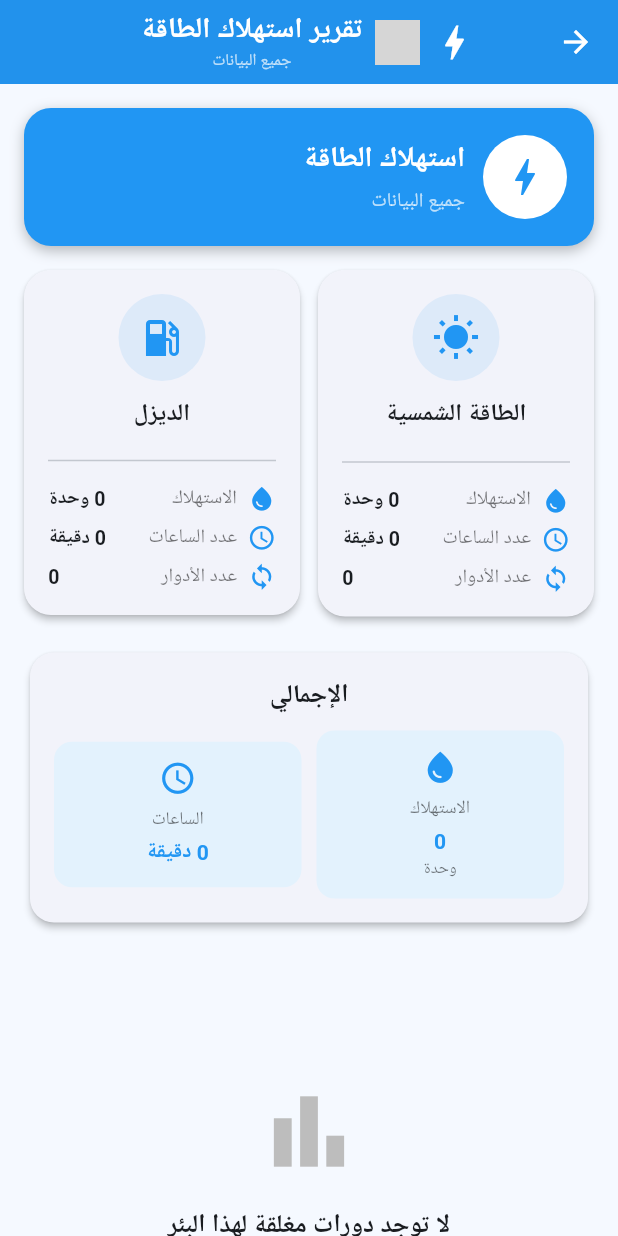
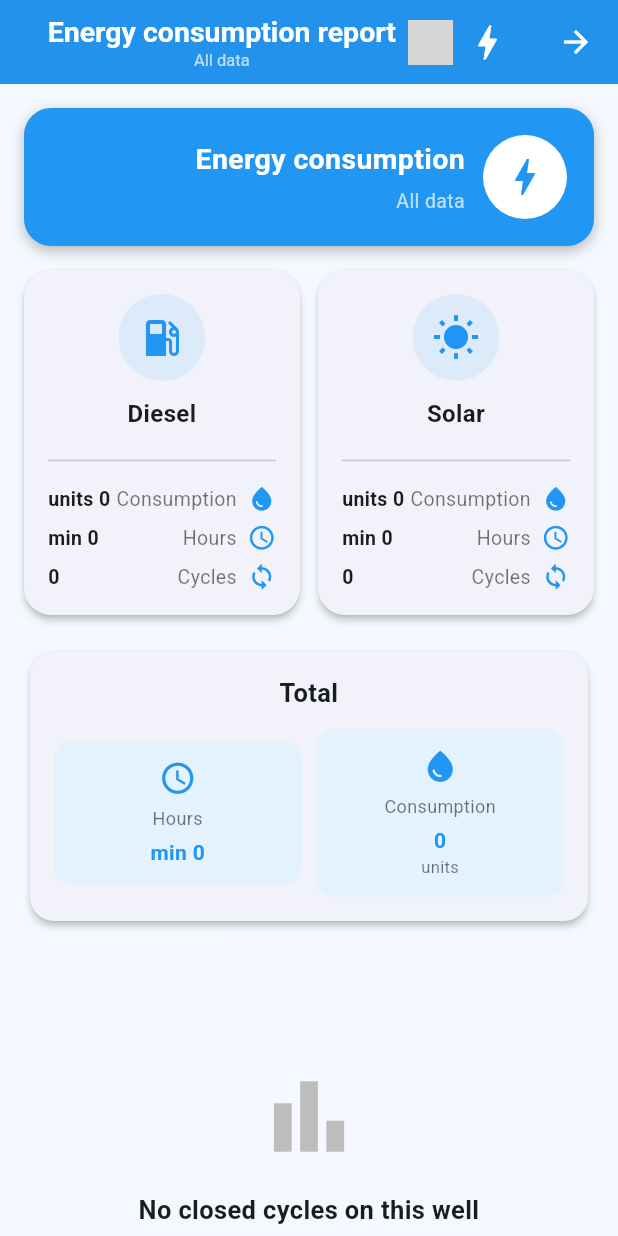
Before and after one commit to jamaly1882/my_water, a Flutter app: the EnergyConsumptionReportScreen screen opened directly, on a phone screen of 412 x 824 dp. Run offline on Flutter 3.47's test engine with Material 3 defaults, Android fonts, the light colour scheme and no system bars; our stand-ins replace cloud_firestore, firebase_auth, firebase_core, image_cropper, image_picker; missing offline and left inert: dart:html, dart:js_util, google_mlkit_text_recognition; accounts and stored records are empty; grey boxes are pictures that could not be loaded.

Commit message:
feat(i18n): English for the energy consumption screens
- energy_consumption_report_screen (24 strings) and
  energy_consumption_details_screen (22 strings): headers, duration labels,
  cycle details, empty states, retry
- canonical energy labels move from 'طاقة شمسية'/'ديزل' to 'Solar'/'Diesel'
  in both the producer and the icon comparison, so behaviour is unchanged

Kept on purpose: the Arabic matching aliases (شمس/ديزل/مولد), the alef/teh
normalisation map and the Firestore status check ('مغلق').
Verified: zero syntax errors.

Co-authored-by: arena-agent <297053741+arena-agent@users.noreply.github.com>

```diff
--- a/lib/screens/energy_consumption_details_screen.dart
+++ b/lib/screens/energy_consumption_details_screen.dart
@@ -98,18 +98,18 @@ class EnergyConsumptionDetailsScreen extends StatelessWidget {
       if (text.contains('شمس') ||
           text.contains('solar') ||
           text.contains('sun')) {
-        return 'طاقة شمسية';
+        return 'Solar';
       }
 
       if (text.contains('ديزل') ||
           text.contains('diesel') ||
           text.contains('مولد') ||
           text.contains('generator')) {
-        return 'ديزل';
+        return 'Diesel';
       }
     }
 
-    return 'غير محدد';
+    return 'Not set';
   }
 
   // ============================================================
@@ -294,7 +294,7 @@ class EnergyConsumptionDetailsScreen extends StatelessWidget {
     Duration duration,
   ) {
     if (duration.isNegative) {
-      return '0 دقيقة';
+      return '0 min';
     }
 
     final days = duration.inDays;
@@ -302,14 +302,14 @@ class EnergyConsumptionDetailsScreen extends StatelessWidget {
     final minutes = duration.inMinutes % 60;
 
     if (days > 0) {
-      return '$days يوم و $hours ساعة';
+      return '$days d $hours h';
     }
 
     if (hours > 0) {
-      return '$hours ساعة و $minutes دقيقة';
+      return '$hours h $minutes min';
     }
 
-    return '$minutes دقيقة';
+    return '$minutes min';
   }
 
   // ============================================================
@@ -348,11 +348,11 @@ class EnergyConsumptionDetailsScreen extends StatelessWidget {
   IconData getEnergyIcon(
     String energyType,
   ) {
-    if (energyType == 'طاقة شمسية') {
+    if (energyType == 'Solar') {
       return Icons.wb_sunny;
     }
 
-    if (energyType == 'ديزل') {
+    if (energyType == 'Diesel') {
       return Icons.local_gas_station;
     }
 
@@ -483,7 +483,7 @@ class EnergyConsumptionDetailsScreen extends StatelessWidget {
                             .start,
                     children: [
                       Text(
-                        'الدورة رقم ${getCycleNumber(cycle)}',
+                        'Cycle no. ${getCycleNumber(cycle)}',
                         style:
                             const TextStyle(
                           fontSize: 17,
@@ -523,7 +523,7 @@ class EnergyConsumptionDetailsScreen extends StatelessWidget {
             buildInfoRow(
               icon:
                   Icons.person_outline,
-              title: 'العميل',
+              title: 'Subscriber',
               value:
                   getCustomerName(
                 cycle,
@@ -532,7 +532,7 @@ class EnergyConsumptionDetailsScreen extends StatelessWidget {
 
             buildInfoRow(
               icon: Icons.speed,
-              title: 'القراءة السابقة',
+              title: 'Previous reading',
               value:
                   getPreviousReading(
                 cycle,
@@ -542,7 +542,7 @@ class EnergyConsumptionDetailsScreen extends StatelessWidget {
             buildInfoRow(
               icon:
                   Icons.speed_outlined,
-              title: 'القراءة الحالية',
+              title: 'Current reading',
               value:
                   getCurrentReading(
                 cycle,
@@ -552,7 +552,7 @@ class EnergyConsumptionDetailsScreen extends StatelessWidget {
             buildInfoRow(
               icon:
                   Icons.water_drop_outlined,
-              title: 'الاستهلاك',
+              title: 'Consumption',
               value:
                   formatNumber(
                 consumption,
@@ -561,7 +561,7 @@ class EnergyConsumptionDetailsScreen extends StatelessWidget {
 
             buildInfoRow(
               icon: Icons.timelapse,
-              title: 'مدة الدورة',
+              title: 'Cycle duration',
               value:
                   formatDuration(
                 duration,
@@ -571,7 +571,7 @@ class EnergyConsumptionDetailsScreen extends StatelessWidget {
             buildInfoRow(
               icon:
                   Icons.play_arrow_outlined,
-              title: 'بداية الدورة',
+              title: 'Cycle start',
               value:
                   formatDate(
                 startDate,
@@ -581,7 +581,7 @@ class EnergyConsumptionDetailsScreen extends StatelessWidget {
             buildInfoRow(
               icon:
                   Icons.stop_outlined,
-              title: 'نهاية الدورة',
+              title: 'Cycle end',
               value:
                   formatDate(
                 endDate,
@@ -621,7 +621,7 @@ class EnergyConsumptionDetailsScreen extends StatelessWidget {
                   ),
                   SizedBox(width: 7),
                   Text(
-                    'الدورة مغلقة',
+                    'Cycle closed',
                     style: TextStyle(
                       color: Colors.green,
                       fontWeight:
@@ -654,13 +654,13 @@ class EnergyConsumptionDetailsScreen extends StatelessWidget {
             backgroundColor,
 
         appBar: MyAppBar(
-          title: 'تفاصيل الدورات',
+          title: 'Cycle details',
         ),
 
         body: cycles.isEmpty
             ? const Center(
                 child: Text(
-                  'لا توجد دورات مغلقة',
+                  'No closed cycles',
                   style: TextStyle(
                     fontSize: 17,
                     fontWeight:
@@ -716,7 +716,7 @@ class EnergyConsumptionDetailsScreen extends StatelessWidget {
 
                           Expanded(
                             child: Text(
-                              'البئر: $wellName',
+                              'Well: $wellName',
                               style:
                                   const TextStyle(
                                 fontSize: 16,
@@ -766,7 +766,7 @@ class EnergyConsumptionDetailsScreen extends StatelessWidget {
                         ),
 
                         Text(
-                          'إجمالي الدورات: ${cycles.length}',
+                          'Cycles: ${cycles.length}',
                           style:
                               const TextStyle(
                             fontSize: 16,
--- a/lib/screens/energy_consumption_report_screen.dart
+++ b/lib/screens/energy_consumption_report_screen.dart
@@ -120,11 +120,11 @@ class _EnergyConsumptionReportScreenState
       }
 
       if (isSolar(candidate)) {
-        return 'الطاقة الشمسية';
+        return 'Solar';
       }
 
       if (isDiesel(candidate)) {
-        return 'الديزل';
+        return 'Diesel';
       }
     }
 
@@ -134,7 +134,7 @@ class _EnergyConsumptionReportScreenState
       }
     }
 
-    return 'غير محدد';
+    return 'Not set';
   }
 
   String getRawMeterTypeName(Map<String, dynamic> data) {
@@ -165,7 +165,7 @@ class _EnergyConsumptionReportScreenState
 
   String formatDuration(Duration duration) {
     if (duration.isNegative) {
-      return '0 دقيقة';
+      return '0 min';
     }
 
     final totalMinutes = duration.inMinutes;
@@ -173,18 +173,18 @@ class _EnergyConsumptionReportScreenState
     final minutes = totalMinutes % 60;
 
     if (hours == 0 && minutes == 0) {
-      return '0 دقيقة';
+      return '0 min';
     }
 
     if (hours == 0) {
-      return '$minutes دقيقة';
+      return '$minutes min';
     }
 
     if (minutes == 0) {
-      return '$hours ساعة';
+      return '$hours h';
     }
 
-    return '$hours ساعة و$minutes دقيقة';
+    return '$hours h $minutes min';
   }
 
   Future<void> loadReport() async {
@@ -334,10 +334,10 @@ class _EnergyConsumptionReportScreenState
   String get wellTitle {
     if (widget.wellName == null ||
         widget.wellName!.trim().isEmpty) {
-      return 'جميع البيانات';
+      return 'All data';
     }
 
-    return 'البئر: ${widget.wellName}';
+    return 'Well: ${widget.wellName}';
   }
 
   Widget buildSummaryCard({
@@ -383,19 +383,19 @@ class _EnergyConsumptionReportScreenState
             const Divider(),
             const SizedBox(height: 8),
             _summaryRow(
-              'الاستهلاك',
-              '${formatNumber(consumption)} وحدة',
+              'Consumption',
+              '${formatNumber(consumption)} units',
               Icons.water_drop,
             ),
             const SizedBox(height: 7),
             _summaryRow(
-              'عدد الساعات',
+              'Hours',
               formatDuration(duration),
               Icons.access_time,
             ),
             const SizedBox(height: 7),
             _summaryRow(
-              'عدد الأدوار',
+              'Cycles',
               cyclesCount.toString(),
               Icons.loop,
             ),
@@ -467,7 +467,7 @@ class _EnergyConsumptionReportScreenState
             ),
             const SizedBox(height: 15),
             const Text(
-              'لا توجد دورات مغلقة لهذا البئر',
+              'No closed cycles on this well',
               textAlign: TextAlign.center,
               style: TextStyle(
                 fontSize: 17,
@@ -476,7 +476,7 @@ class _EnergyConsumptionReportScreenState
             ),
             const SizedBox(height: 8),
             Text(
-              'سيظهر تقرير استهلاك الطاقة بعد إغلاق الدورات.',
+              'The energy report appears once cycles are closed.',
               textAlign: TextAlign.center,
               style: TextStyle(
                 color: Colors.grey.shade600,
@@ -495,7 +495,7 @@ class _EnergyConsumptionReportScreenState
       child: Scaffold(
         backgroundColor: backgroundColor,
         appBar: MyAppBar(
-          title: 'تقرير استهلاك الطاقة',
+          title: 'Energy consumption report',
           subtitle: wellTitle,
           icon: Icons.bolt,
           showBackButton: true,
@@ -527,7 +527,7 @@ class _EnergyConsumptionReportScreenState
                               child:
                                   buildSummaryCard(
                                 title:
-                                    'الطاقة الشمسية',
+                                    'Solar',
                                 icon:
                                     Icons.wb_sunny,
                                 consumption:
@@ -542,7 +542,7 @@ class _EnergyConsumptionReportScreenState
                             Expanded(
                               child:
                                   buildSummaryCard(
-                                title: 'الديزل',
+                                title: 'Diesel',
                                 icon:
                                     Icons.local_gas_station,
                                 consumption:
@@ -610,7 +610,7 @@ class _EnergyConsumptionReportScreenState
                   CrossAxisAlignment.start,
               children: [
                 const Text(
-                  'استهلاك الطاقة',
+                  'Energy consumption',
                   style: TextStyle(
                     color: Colors.white,
                     fontSize: 19,
@@ -645,7 +645,7 @@ class _EnergyConsumptionReportScreenState
         child: Column(
           children: [
             const Text(
-              'الإجمالي',
+              'Total',
               style: TextStyle(
                 fontSize: 17,
                 fontWeight: FontWeight.bold,
@@ -656,19 +656,19 @@ class _EnergyConsumptionReportScreenState
               children: [
                 Expanded(
                   child: _totalBox(
-                    'الاستهلاك',
+                    'Consumption',
                     formatNumber(
                       solarConsumption +
                           dieselConsumption,
                     ),
-                    'وحدة',
+                    'units',
                     Icons.water_drop,
                   ),
                 ),
                 const SizedBox(width: 10),
                 Expanded(
                   child: _totalBox(
-                    'الساعات',
+                    'Hours',
                     formatDuration(
                       solarDuration +
                           dieselDuration,
@@ -723,7 +723,7 @@ class _EnergyConsumptionReportScreenState
                       CrossAxisAlignment.start,
                   children: [
                     Text(
-                      'تفاصيل الدورات',
+                      'Cycle details',
                       style: TextStyle(
                         fontSize: 17,
                         fontWeight:
@@ -732,7 +732,7 @@ class _EnergyConsumptionReportScreenState
                     ),
                     SizedBox(height: 4),
                     Text(
-                      'عرض جميع الدورات وتفاصيل استهلاك الطاقة',
+                      'All cycles with their energy details',
                       style: TextStyle(
                         color: Colors.black54,
                         fontSize: 12,
@@ -768,7 +768,7 @@ class _EnergyConsumptionReportScreenState
             ),
             const SizedBox(height: 12),
             const Text(
-              'حدث خطأ أثناء تحميل التقرير',
+              'Could not load the report',
               style: TextStyle(
                 fontSize: 17,
                 fontWeight: FontWeight.bold,
@@ -788,7 +788,7 @@ class _EnergyConsumptionReportScreenState
               onPressed: loadReport,
               icon: const Icon(Icons.refresh),
               label:
-                  const Text('إعادة المحاولة'),
+                  const Text('Retry'),
               style:
                   ElevatedButton.styleFrom(
                 backgroundColor: mainColor,
```
